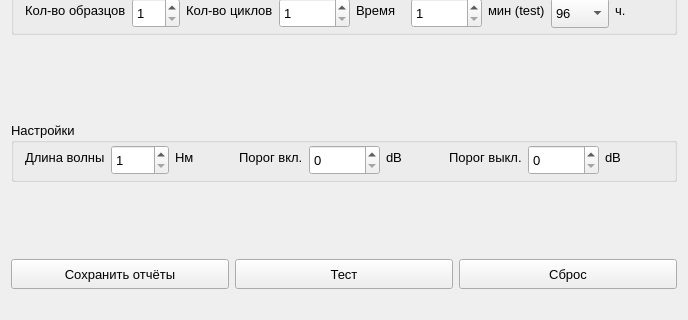
The window that Izluchatel/principalwindow.ui (reinerwaldmann/Izluchatel) describes before a commit, drawn with Qt 5; both pictures show x 0 to 688 and y 144 to 464 of the 688 by 549 pixel window.
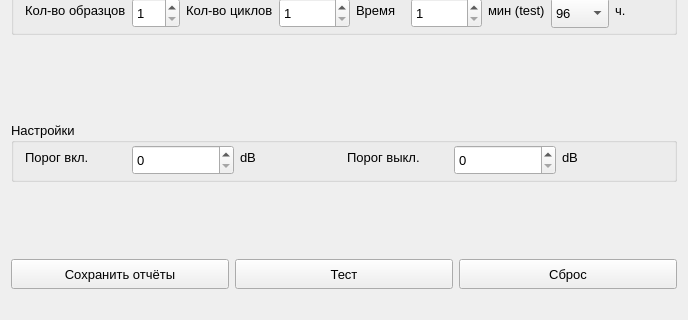
The same window after the commit.

Diff of the .ui file:
```diff
--- a/Izluchatel/principalwindow.ui
+++ b/Izluchatel/principalwindow.ui
@@ -195,36 +195,6 @@
        <property name="bottomMargin">
         <number>9</number>
        </property>
-       <item>
-        <widget class="QLabel" name="label_4">
-         <property name="text">
-          <string>Длина волны</string>
-         </property>
-        </widget>
-       </item>
-       <item>
-        <widget class="QSpinBox" name="spinBoxWaveLenght">
-         <property name="minimumSize">
-          <size>
-           <width>0</width>
-           <height>30</height>
-          </size>
-         </property>
-         <property name="minimum">
-          <number>1</number>
-         </property>
-         <property name="maximum">
-          <number>3</number>
-         </property>
-        </widget>
-       </item>
-       <item>
-        <widget class="QLabel" name="label_7">
-         <property name="text">
-          <string>Нм</string>
-         </property>
-        </widget>
-       </item>
        <item>
         <widget class="QLabel" name="label_5">
          <property name="text">
```
